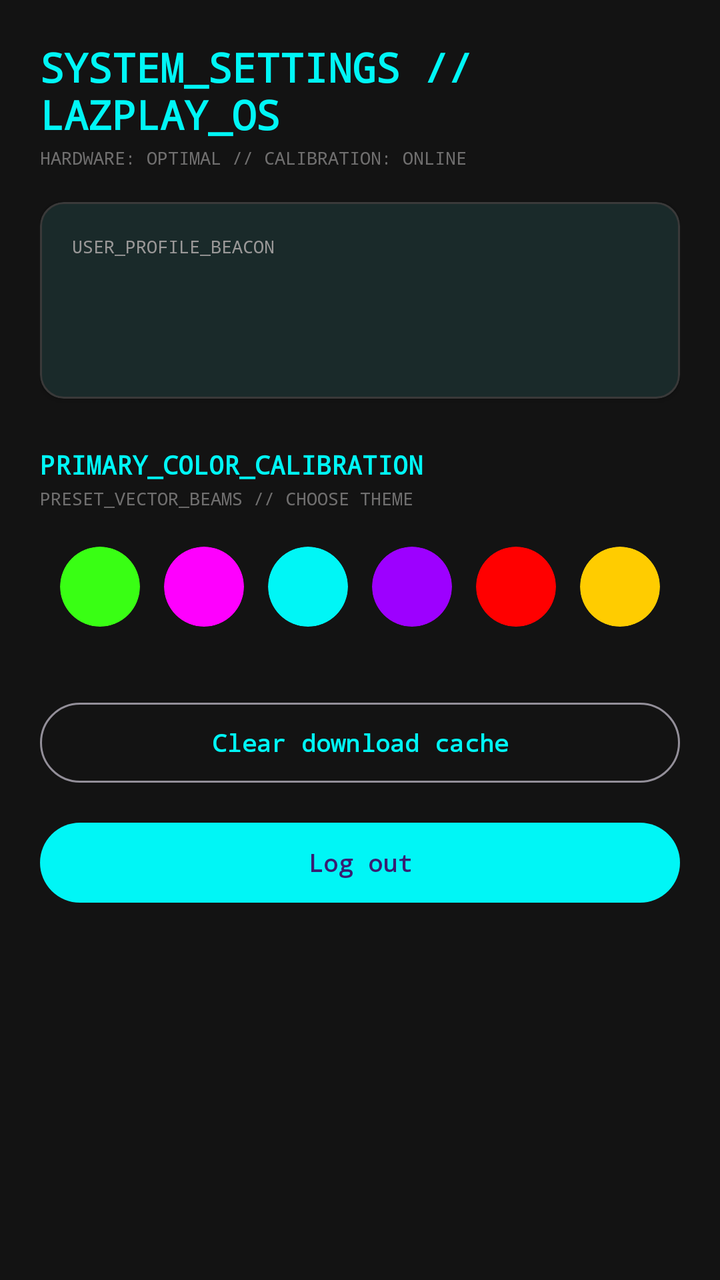
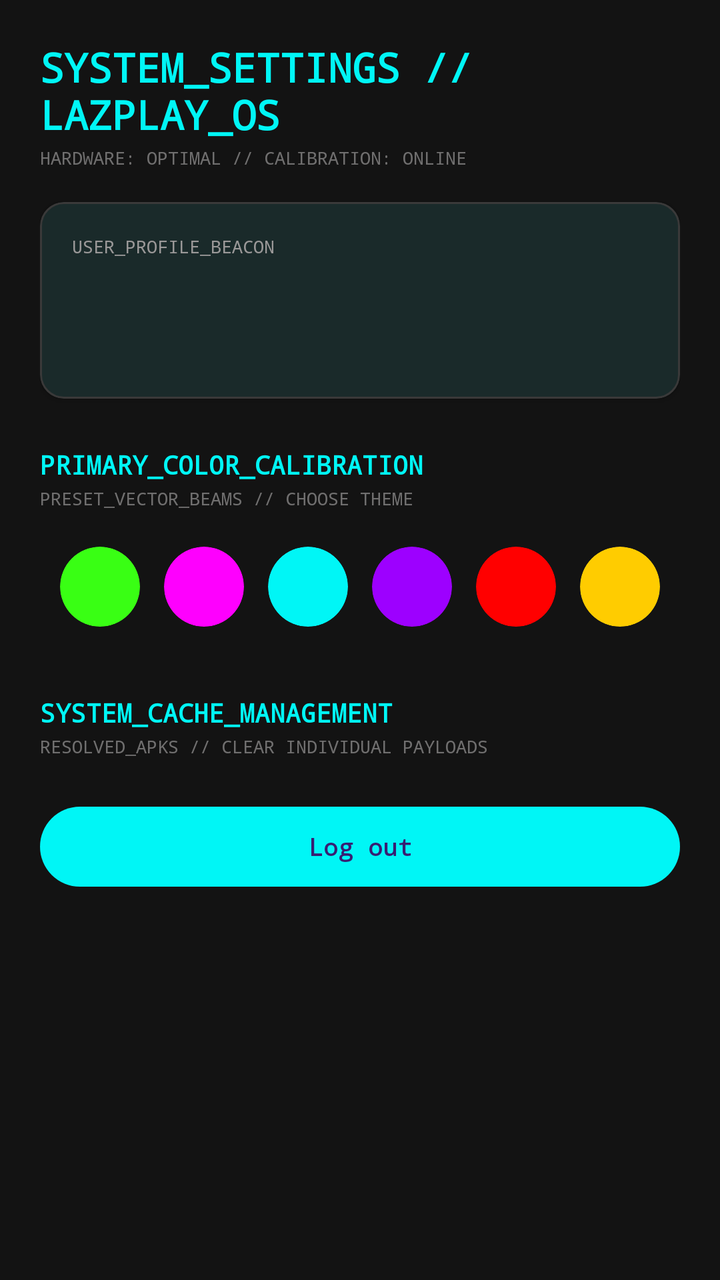

Compare the two renders of this Android layout. The source of the first and the diff that turns it into the second are given below.
<!-- AndroidManifest.xml: application theme Theme.LazPlayLauncher -->
<!-- res/layout/fragment_settings.xml -->
<?xml version="1.0" encoding="utf-8"?>
<ScrollView xmlns:android="http://schemas.android.com/apk/res/android"
    xmlns:app="http://schemas.android.com/apk/res-auto"
    android:layout_width="match_parent"
    android:layout_height="match_parent"
    android:background="@color/background"
    android:padding="20dp">

    <LinearLayout
        android:layout_width="match_parent"
        android:layout_height="wrap_content"
        android:orientation="vertical">

        
        <TextView
            android:id="@+id/settingsHeader"
            android:layout_width="wrap_content"
            android:layout_height="wrap_content"
            android:fontFamily="monospace"
            android:text="SYSTEM_SETTINGS // LAZPLAY_OS"
            android:textColor="@color/primary"
            android:textSize="20sp"
            android:textStyle="bold" />

        <TextView
            android:layout_width="wrap_content"
            android:layout_height="wrap_content"
            android:layout_marginTop="2dp"
            android:fontFamily="monospace"
            android:text="HARDWARE: OPTIMAL // CALIBRATION: ONLINE"
            android:textColor="@color/on_surface_variant"
            android:textSize="9sp"
            android:alpha="0.7" />

        
        <com.google.android.material.card.MaterialCardView
            android:id="@+id/profileCard"
            android:layout_width="match_parent"
            android:layout_height="wrap_content"
            android:layout_marginTop="16dp"
            app:cardBackgroundColor="@color/surface"
            app:strokeColor="@color/outline"
            app:strokeWidth="1dp"
            app:cardElevation="2dp">

            <LinearLayout
                android:layout_width="match_parent"
                android:layout_height="wrap_content"
                android:orientation="vertical"
                android:padding="16dp">

                <TextView
                    android:layout_width="wrap_content"
                    android:layout_height="wrap_content"
                    android:fontFamily="monospace"
                    android:text="USER_PROFILE_BEACON"
                    android:textColor="@color/on_surface_variant"
                    android:textSize="9sp" />

                <TextView
                    android:id="@+id/profileName"
                    android:layout_width="match_parent"
                    android:layout_height="wrap_content"
                    android:layout_marginTop="8dp"
                    android:textColor="@color/on_surface"
                    android:textSize="18sp"
                    android:fontFamily="monospace"
                    android:textStyle="bold" />

                <TextView
                    android:id="@+id/profileEmail"
                    android:layout_width="match_parent"
                    android:layout_height="wrap_content"
                    android:layout_marginTop="4dp"
                    android:textColor="@color/on_surface_variant"
                    android:fontFamily="monospace"
                    android:textSize="13sp" />
            </LinearLayout>
        </com.google.android.material.card.MaterialCardView>

        
        <TextView
            android:id="@+id/colorCalibrationLabel"
            android:layout_width="wrap_content"
            android:layout_height="wrap_content"
            android:layout_marginTop="24dp"
            android:fontFamily="monospace"
            android:text="PRIMARY_COLOR_CALIBRATION"
            android:textColor="@color/primary"
            android:textSize="13sp"
            android:textStyle="bold" />

        <TextView
            android:layout_width="wrap_content"
            android:layout_height="wrap_content"
            android:layout_marginTop="2dp"
            android:fontFamily="monospace"
            android:text="PRESET_VECTOR_BEAMS // CHOOSE THEME"
            android:textColor="@color/on_surface_variant"
            android:textSize="9sp"
            android:alpha="0.7" />

        <LinearLayout
            android:layout_width="match_parent"
            android:layout_height="wrap_content"
            android:orientation="horizontal"
            android:gravity="center"
            android:layout_marginTop="12dp">

            <com.google.android.material.card.MaterialCardView
                android:id="@+id/colorNeonGreen"
                android:layout_width="40dp"
                android:layout_height="40dp"
                android:layout_margin="6dp"
                app:cardCornerRadius="20dp"
                app:cardBackgroundColor="#39ff14"
                app:strokeColor="#FFFFFF"
                app:strokeWidth="0dp" />

            <com.google.android.material.card.MaterialCardView
                android:id="@+id/colorCyberPink"
                android:layout_width="40dp"
                android:layout_height="40dp"
                android:layout_margin="6dp"
                app:cardCornerRadius="20dp"
                app:cardBackgroundColor="#fe00fe"
                app:strokeColor="#FFFFFF"
                app:strokeWidth="0dp" />

            <com.google.android.material.card.MaterialCardView
                android:id="@+id/colorRetroCyan"
                android:layout_width="40dp"
                android:layout_height="40dp"
                android:layout_margin="6dp"
                app:cardCornerRadius="20dp"
                app:cardBackgroundColor="#00f6f6"
                app:strokeColor="#FFFFFF"
                app:strokeWidth="0dp" />

            <com.google.android.material.card.MaterialCardView
                android:id="@+id/colorPlasmaPurple"
                android:layout_width="40dp"
                android:layout_height="40dp"
                android:layout_margin="6dp"
                app:cardCornerRadius="20dp"
                app:cardBackgroundColor="#9d00ff"
                app:strokeColor="#FFFFFF"
                app:strokeWidth="0dp" />

            <com.google.android.material.card.MaterialCardView
                android:id="@+id/colorLaserRed"
                android:layout_width="40dp"
                android:layout_height="40dp"
                android:layout_margin="6dp"
                app:cardCornerRadius="20dp"
                app:cardBackgroundColor="#ff0000"
                app:strokeColor="#FFFFFF"
                app:strokeWidth="0dp" />

            <com.google.android.material.card.MaterialCardView
                android:id="@+id/colorGoldenEye"
                android:layout_width="40dp"
                android:layout_height="40dp"
                android:layout_margin="6dp"
                app:cardCornerRadius="20dp"
                app:cardBackgroundColor="#ffcc00"
                app:strokeColor="#FFFFFF"
                app:strokeWidth="0dp" />
        </LinearLayout>

        
        <com.google.android.material.button.MaterialButton
            android:id="@+id/clearCacheButton"
            style="@style/Widget.Material3.Button.OutlinedButton"
            android:layout_width="match_parent"
            android:layout_height="wrap_content"
            android:layout_marginTop="28dp"
            android:fontFamily="monospace"
            android:textSize="12sp"
            android:textStyle="bold"
            android:text="@string/clear_cache" />

        <com.google.android.material.button.MaterialButton
            android:id="@+id/logoutButton"
            android:layout_width="match_parent"
            android:layout_height="wrap_content"
            android:layout_marginTop="12dp"
            android:fontFamily="monospace"
            android:textSize="12sp"
            android:textStyle="bold"
            android:text="@string/logout" />
    </LinearLayout>
</ScrollView>
<!-- resources referenced by this layout -->
<resources>
  <color name="background">#131313</color>
  <color name="on_surface">#E5E2E1</color>
  <color name="on_surface_variant">#9A9898</color>
  <color name="outline">#3A3939</color>
  <color name="primary">#00F6F6</color>
  <color name="surface">#1C1B1B</color>
  <string name="clear_cache">Clear download cache</string>
  <string name="logout">Log out</string>
  <style name="Theme.LazPlayLauncher" parent="Theme.Material3.Dark.NoActionBar">
          <item name="colorPrimary">@color/primary</item>
          <item name="colorSurface">@color/surface</item>
          <item name="android:colorBackground">@color/background</item>
          <item name="android:statusBarColor">@color/background</item>
          <item name="android:navigationBarColor">@color/surface</item>
      </style>
</resources>

<!-- the commit's change to res/layout/fragment_settings.xml (unified diff, before → after) -->
@@ -169,16 +169,34 @@
         </LinearLayout>
 
         
-        <com.google.android.material.button.MaterialButton
-            android:id="@+id/clearCacheButton"
-            style="@style/Widget.Material3.Button.OutlinedButton"
-            android:layout_width="match_parent"
+        <TextView
+            android:id="@+id/cacheManagementLabel"
+            android:layout_width="wrap_content"
             android:layout_height="wrap_content"
             android:layout_marginTop="28dp"
             android:fontFamily="monospace"
-            android:textSize="12sp"
-            android:textStyle="bold"
-            android:text="@string/clear_cache" />
+            android:text="SYSTEM_CACHE_MANAGEMENT"
+            android:textColor="@color/primary"
+            android:textSize="13sp"
+            android:textStyle="bold" />
+
+        <TextView
+            android:id="@+id/cacheManagementSubLabel"
+            android:layout_width="wrap_content"
+            android:layout_height="wrap_content"
+            android:layout_marginTop="2dp"
+            android:fontFamily="monospace"
+            android:text="RESOLVED_APKS // CLEAR INDIVIDUAL PAYLOADS"
+            android:textColor="@color/on_surface_variant"
+            android:textSize="9sp"
+            android:alpha="0.7" />
+
+        <LinearLayout
+            android:id="@+id/cacheContainer"
+            android:layout_width="match_parent"
+            android:layout_height="wrap_content"
+            android:orientation="vertical"
+            android:layout_marginTop="8dp" />
 
         <com.google.android.material.button.MaterialButton
             android:id="@+id/logoutButton"
<!-- resource entries referenced after the edit -->
@@ -6,7 +6,6 @@
   <color name="outline">#3A3939</color>
   <color name="primary">#00F6F6</color>
   <color name="surface">#1C1B1B</color>
-  <string name="clear_cache">Clear download cache</string>
   <string name="logout">Log out</string>
   <style name="Theme.LazPlayLauncher" parent="Theme.Material3.Dark.NoActionBar">
           <item name="colorPrimary">@color/primary</item>
